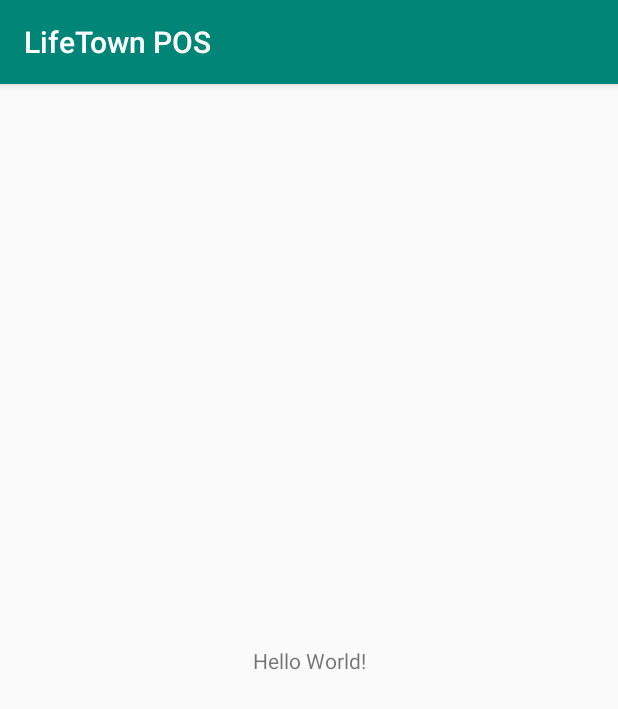
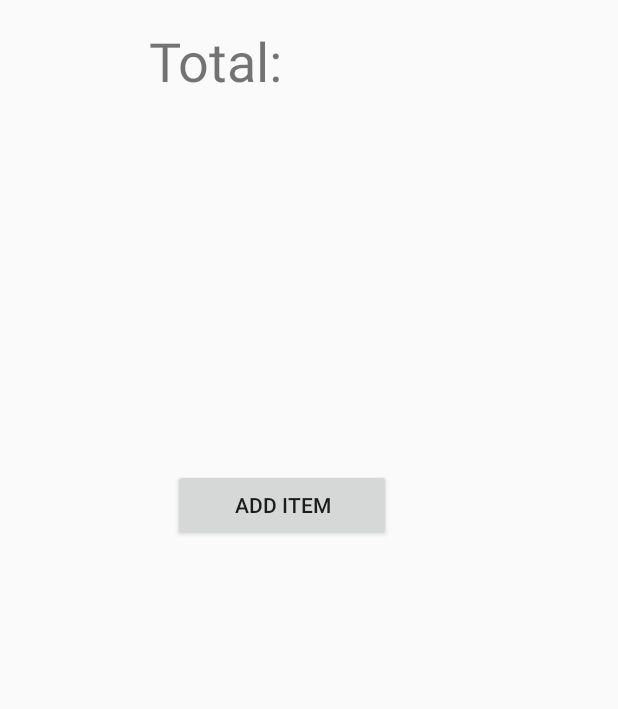
Before and after one commit to Lifetown-Columbus/lifetown-pos, an Android app: the screen it shows after launch (Checkout), on a phone screen of 412 x 824 dp. Shown: the top 709 px of the screen. Run offline under Robolectric (Android 15) with nearby library versions, the light colour scheme and no system bars.

Commit message:
added Total and AddItem button

```diff
--- a/app/src/main/AndroidManifest.xml
+++ b/app/src/main/AndroidManifest.xml
@@ -1,6 +1,6 @@
 <?xml version="1.0" encoding="utf-8"?>
 <manifest xmlns:android="http://schemas.android.com/apk/res/android"
-          package="org.lifetowncolumbus.pos">
+          xmlns:tools="http://schemas.android.com/tools" package="org.lifetowncolumbus.pos">
 
     <application
             android:allowBackup="true"
@@ -8,7 +8,7 @@
             android:label="@string/app_name"
             android:roundIcon="@mipmap/ic_launcher_round"
             android:supportsRtl="true"
-            android:theme="@style/AppTheme">
+            android:theme="@style/AppTheme" tools:ignore="GoogleAppIndexingWarning">
         <activity android:name="org.lifetowncolumbus.pos.Checkout">
             <intent-filter>
                 <action android:name="android.intent.action.MAIN"/>
--- a/app/src/main/java/org/lifetowncolumbus/pos/Checkout.kt
+++ b/app/src/main/java/org/lifetowncolumbus/pos/Checkout.kt
@@ -2,11 +2,25 @@ package org.lifetowncolumbus.pos
 
 import android.support.v7.app.AppCompatActivity
 import android.os.Bundle
+import android.view.View
+import android.widget.TextView
+import java.text.NumberFormat
 
 class Checkout : AppCompatActivity() {
+    var total = 0.0
 
     override fun onCreate(savedInstanceState: Bundle?) {
         super.onCreate(savedInstanceState)
         setContentView(R.layout.activity_checkout)
     }
+
+    fun launchAddItemDialog(view: View) {
+        //TODO: use a view model for this
+        total += 1.0
+        val format = NumberFormat.getCurrencyInstance()
+        findViewById<TextView>(R.id.total).apply {
+            text = format.format(total)
+        }
+
+    }
 }
--- a/app/src/main/res/layout/activity_checkout.xml
+++ b/app/src/main/res/layout/activity_checkout.xml
@@ -8,12 +8,27 @@
         tools:context=".Checkout">
 
     <TextView
-            android:layout_width="wrap_content"
+            android:layout_width="135dp"
+            android:layout_height="60dp"
+            android:id="@+id/totalLabel" android:layout_marginTop="16dp"
+            app:layout_constraintTop_toTopOf="parent" android:textSize="36sp"
+            android:text="@string/total_label" android:layout_marginEnd="16dp"
+            app:layout_constraintEnd_toStartOf="@+id/total"/>
+    <TextView
+            android:layout_width="145dp"
+            android:layout_height="60dp"
+            android:id="@+id/total"
+            android:textSize="36sp"
+            app:layout_constraintEnd_toEndOf="parent"
+            android:layout_marginEnd="16dp" android:layout_marginTop="16dp" app:layout_constraintTop_toTopOf="parent"/>
+    <Button
+            android:text="Add Item"
+            android:layout_width="145dp"
             android:layout_height="wrap_content"
-            android:text="Hello World!"
-            app:layout_constraintBottom_toBottomOf="parent"
-            app:layout_constraintLeft_toLeftOf="parent"
-            app:layout_constraintRight_toRightOf="parent"
-            app:layout_constraintTop_toTopOf="parent"/>
-
+            android:id="@+id/addItemButton"
+            android:layout_marginTop="16dp"
+            app:layout_constraintTop_toBottomOf="@+id/total" android:layout_marginBottom="16dp"
+            app:layout_constraintBottom_toBottomOf="parent" app:layout_constraintVertical_bias="0.32999998"
+            android:layout_marginStart="16dp" app:layout_constraintStart_toStartOf="@+id/totalLabel"
+            android:onClick="launchAddItemDialog"/>
 </android.support.constraint.ConstraintLayout>
--- a/app/src/main/res/values/strings.xml
+++ b/app/src/main/res/values/strings.xml
@@ -1,3 +1,4 @@
 <resources>
     <string name="app_name">LifeTown POS</string>
+    <string name="total_label">Total:</string>
 </resources>
--- a/app/src/main/res/values/styles.xml
+++ b/app/src/main/res/values/styles.xml
@@ -1,7 +1,7 @@
 <resources>
 
     <!-- Base application theme. -->
-    <style name="AppTheme" parent="Theme.AppCompat.Light.DarkActionBar">
+    <style name="AppTheme" parent="Theme.AppCompat.Light.NoActionBar">
         <!-- Customize your theme here. -->
         <item name="colorPrimary">@color/colorPrimary</item>
         <item name="colorPrimaryDark">@color/colorPrimaryDark</item>
```
